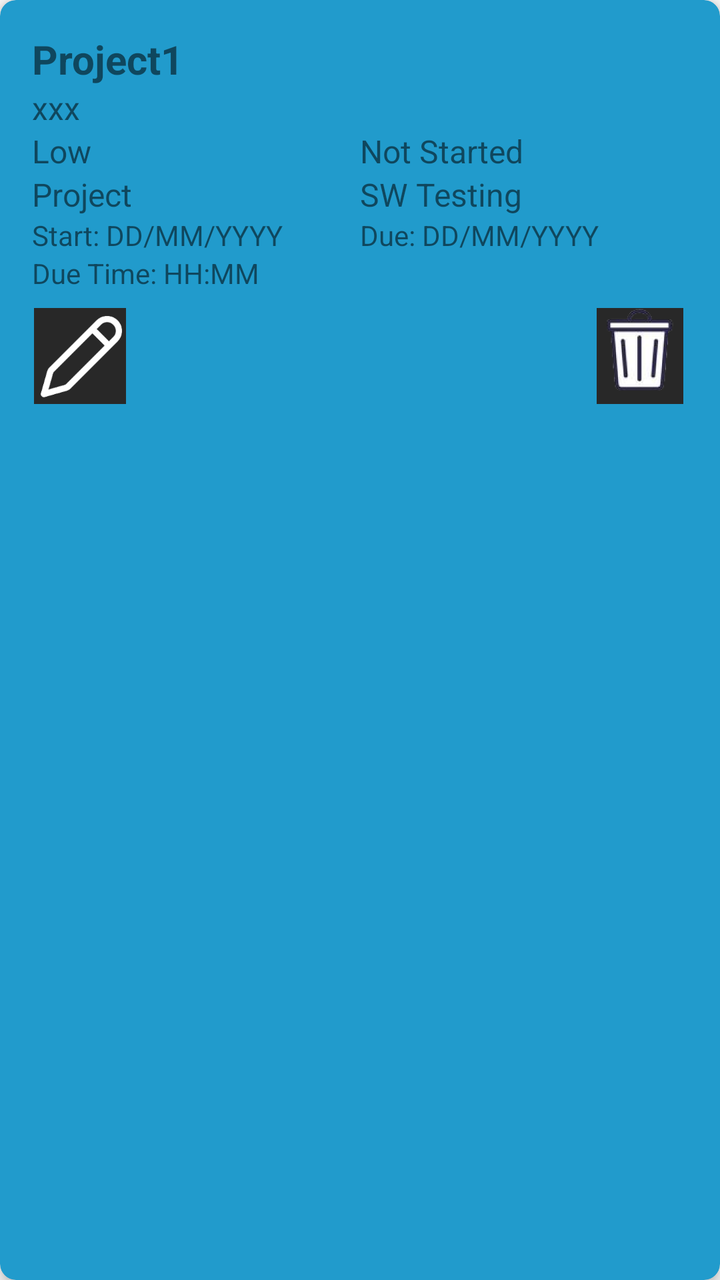
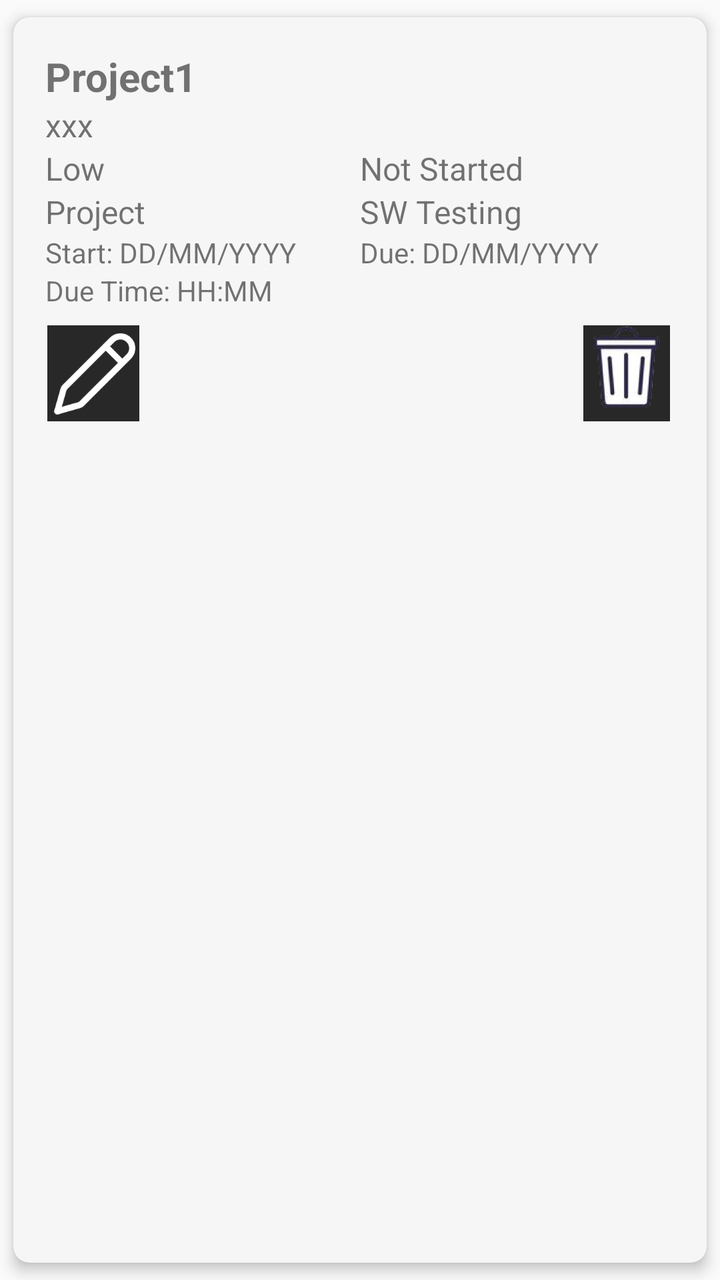

Two renders of the same Android screen: before a commit and after it. Below are the layout's source before the change and the commit's diff.
<!-- AndroidManifest.xml: application theme Theme.Design.Light.NoActionBar -->
<!-- res/layout/task_item_block.xml -->
<?xml version="1.0" encoding="utf-8"?>
<androidx.cardview.widget.CardView xmlns:android="http://schemas.android.com/apk/res/android"
    xmlns:app="http://schemas.android.com/apk/res-auto"
    android:id="@+id/taskCardView"
    android:layout_width="match_parent"
    android:layout_height="wrap_content"
    app:cardBackgroundColor="@color/material_dynamic_primary60"
    android:layout_margin="8dp"
    app:cardCornerRadius="8dp"
    android:layout_marginTop="8dp"
    android:layout_marginBottom="8dp"
    app:cardElevation="4dp">

    <LinearLayout
        android:layout_width="match_parent"
        android:layout_height="wrap_content"
        android:orientation="vertical"
        android:padding="16dp">

        <TextView
            android:id="@+id/taskNameTextView"
            android:layout_width="match_parent"
            android:layout_height="wrap_content"
            android:textSize="20sp"
            android:textStyle="bold"
            android:text="Project1" />

        <TextView
            android:id="@+id/taskDescriptionTextView"
            android:layout_width="match_parent"
            android:layout_height="wrap_content"
            android:textSize="16sp"
            android:text="xxx" />

        <LinearLayout
            android:layout_width="match_parent"
            android:layout_height="wrap_content"
            android:orientation="horizontal">

            <TextView
                android:id="@+id/taskPriorityTextView"
                android:layout_width="0dp"
                android:layout_height="wrap_content"
                android:layout_weight="1"
                android:textSize="16sp"
                android:text="Low" />

            <TextView
                android:id="@+id/taskStatusTextView"
                android:layout_width="0dp"
                android:layout_height="wrap_content"
                android:layout_weight="1"
                android:textSize="16sp"
                android:text="Not Started" />
        </LinearLayout>

        <LinearLayout
            android:layout_width="match_parent"
            android:layout_height="wrap_content"
            android:orientation="horizontal">

            <TextView
                android:id="@+id/taskProjectTextView"
                android:layout_width="0dp"
                android:layout_height="wrap_content"
                android:layout_weight="1"
                android:textSize="16sp"
                android:text="Project" />

            <TextView
                android:id="@+id/taskSubjectTextView"
                android:layout_width="0dp"
                android:layout_height="wrap_content"
                android:layout_weight="1"
                android:textSize="16sp"
                android:text="SW Testing" />
        </LinearLayout>

        <LinearLayout
            android:layout_width="match_parent"
            android:layout_height="wrap_content"
            android:orientation="horizontal">

            <TextView
                android:id="@+id/startDateTextView"
                android:layout_width="0dp"
                android:layout_height="wrap_content"
                android:layout_weight="1"
                android:textSize="14sp"
                android:text="Start: DD/MM/YYYY" />

            <TextView
                android:id="@+id/dueDateTextView"
                android:layout_width="0dp"
                android:layout_height="wrap_content"
                android:layout_weight="1"
                android:textSize="14sp"
                android:text="Due: DD/MM/YYYY" />
        </LinearLayout>

        <TextView
            android:id="@+id/dueTimeTextView"
            android:layout_width="match_parent"
            android:layout_height="wrap_content"
            android:textSize="14sp"
            android:text="Due Time: HH:MM" />

        <LinearLayout
            android:layout_width="match_parent"
            android:layout_height="wrap_content"
            android:orientation="horizontal"
            android:layout_marginTop="8dp">

            <ImageButton
                android:id="@+id/editButton"
                android:layout_width="48dp"
                android:layout_height="48dp"
                android:background="?android:attr/selectableItemBackground"
                android:contentDescription="Edit item"
                android:scaleType="fitCenter"
                android:src="@drawable/edit"/>

            <Space
                android:layout_width="0dp"
                android:layout_height="wrap_content"
                android:layout_weight="1"/>

            <ImageButton
                android:id="@+id/deleteButton"
                android:layout_width="48dp"
                android:layout_height="48dp"
                android:layout_marginStart="148dp"
                android:background="?android:attr/selectableItemBackground"
                android:contentDescription="Delete item"
                android:scaleType="fitCenter"
                android:src="@drawable/tinytrash"/>
        </LinearLayout>
    </LinearLayout>
</androidx.cardview.widget.CardView>
<!-- resources referenced by this layout -->
<resources>
  <!-- drawable edit: png bitmap (drawable, 11974 bytes) -->
  <!-- drawable tinytrash: png bitmap (drawable, 16619 bytes) -->
</resources>

<!-- the commit's change to res/layout/task_item_block.xml (unified diff, before → after) -->
@@ -1,15 +1,19 @@
 <?xml version="1.0" encoding="utf-8"?>
-<androidx.cardview.widget.CardView xmlns:android="http://schemas.android.com/apk/res/android"
+<androidx.cardview.widget.CardView
+    xmlns:android="http://schemas.android.com/apk/res/android"
     xmlns:app="http://schemas.android.com/apk/res-auto"
     android:id="@+id/taskCardView"
     android:layout_width="match_parent"
     android:layout_height="wrap_content"
-    app:cardBackgroundColor="@color/material_dynamic_primary60"
+    app:cardBackgroundColor="#f6f6f6"
     android:layout_margin="8dp"
     app:cardCornerRadius="8dp"
     android:layout_marginTop="8dp"
     android:layout_marginBottom="8dp"
-    app:cardElevation="4dp">
+    app:cardElevation="4dp"
+    app:cardMaxElevation="4dp"
+    app:cardPreventCornerOverlap="true"
+    app:cardUseCompatPadding="true">
 
     <LinearLayout
         android:layout_width="match_parent"
